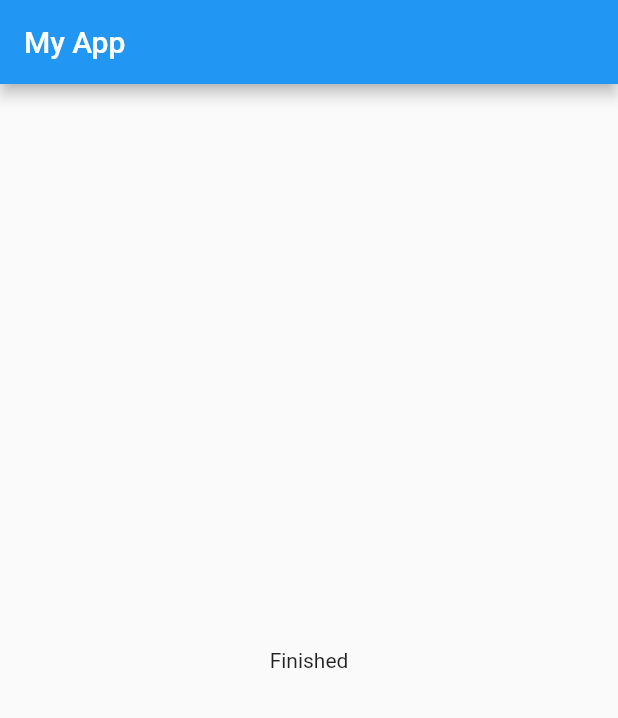
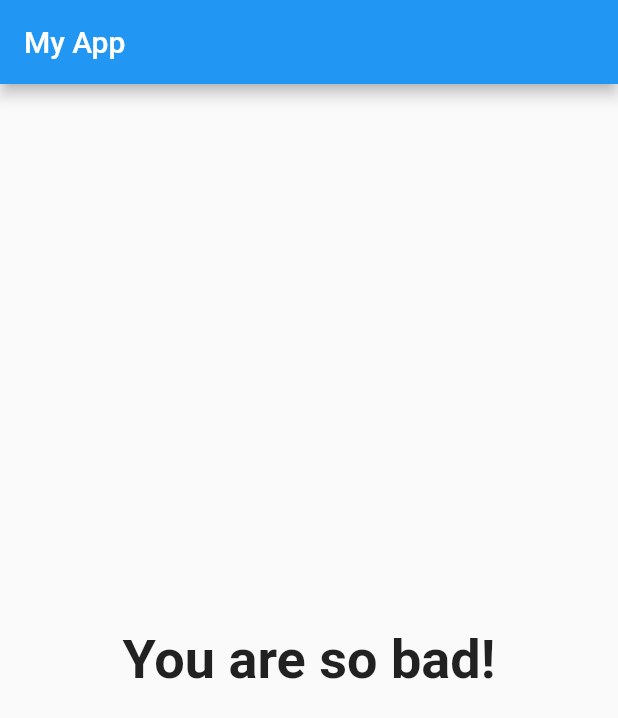
Before and after one commit to FrancaTM/quiz-app, a Flutter app: the screen it shows after launch, after a tap on "black", after a tap on "lion", after a tap on "lecheta", on a phone screen of 412 x 824 dp. Shown: the top 718 px of the screen. Run offline on Flutter 3.47's test engine with Material 2 defaults, Android fonts, the phone set to English and light mode, and no system bars.

```diff
--- a/lib/main.dart
+++ b/lib/main.dart
@@ -16,24 +16,42 @@ class MyApp extends StatefulWidget {
 
 class _MyAppState extends State<MyApp> {
   var _questionIndex = 0;
+  var _totalScore = 0;
 
   //static const _questions = [
   final _questions = const [
     {
       'questionText': 'What\'s your favorite color?',
-      'answers': ['black', 'red', 'green', 'white'],
+      'answers': [
+        {'text': 'black', 'score': 10},
+        {'text': 'red', 'score': 5},
+        {'text': 'green', 'score': 3},
+        {'text': 'white', 'score': 1},
+      ],
     },
     {
       'questionText': 'What\'s your favorite animal?',
-      'answers': ['rabbit', 'lion', 'snake', 'elephant'],
+      'answers': [
+        {'text': 'rabbit', 'score': 3},
+        {'text': 'lion', 'score': 11},
+        {'text': 'snake', 'score': 5},
+        {'text': 'elephant', 'score': 9},
+      ],
     },
     {
       'questionText': 'Who\'s your favorite instructor?',
-      'answers': ['max', 'angela', 'lecheta', 'other'],
+      'answers': [
+        {'text': 'max', 'score': 1},
+        {'text': 'angela', 'score': 1},
+        {'text': 'lecheta', 'score': 3},
+        {'text': 'other', 'score': 10},
+      ],
     },
   ];
 
-  void _answerQuestion() {
+  void _answerQuestion(int score) {
+    _totalScore += score;
+
     setState(() {
       _questionIndex = _questionIndex + 1;
     });
@@ -58,7 +76,7 @@ class _MyAppState extends State<MyApp> {
                 questionIndex: _questionIndex,
                 answerQuestion: _answerQuestion,
               )
-            : Result(),
+            : Result(_totalScore),
       ),
     );
   }
--- a/lib/quiz.dart
+++ b/lib/quiz.dart
@@ -19,8 +19,9 @@ class Quiz extends StatelessWidget {
     return Column(
       children: <Widget>[
         Question(questions[questionIndex]['questionText']),
-        ...(questions[questionIndex]['answers'] as List<String>).map((answer) {
-          return Answer(answerQuestion, answer);
+        ...(questions[questionIndex]['answers'] as List<Map<String, Object>>)
+            .map((answer) {
+          return Answer(() => answerQuestion(answer['score']), answer['text']);
         }).toList(),
       ],
     );
--- a/lib/result.dart
+++ b/lib/result.dart
@@ -1,10 +1,37 @@
 import 'package:flutter/material.dart';
 
 class Result extends StatelessWidget {
+  final int resultScore;
+
+  Result(this.resultScore);
+
+  String get resultPhrase {
+    String resultText;
+
+    if (resultScore <= 8) {
+      resultText = 'You are awesome!';
+    } else if (resultScore <= 12) {
+      resultText = 'Pretty likeable!';
+    } else if (resultScore <= 16) {
+      resultText = 'You are ... strange?!';
+    } else {
+      resultText = 'You are so bad!';
+    }
+
+    return resultText;
+  }
+
   @override
   Widget build(BuildContext context) {
     return Center(
-      child: Text('Finished'),
+      child: Text(
+        resultPhrase,
+        style: TextStyle(
+          fontSize: 36,
+          fontWeight: FontWeight.bold,
+        ),
+        textAlign: TextAlign.center,
+      ),
     );
   }
 }
```
